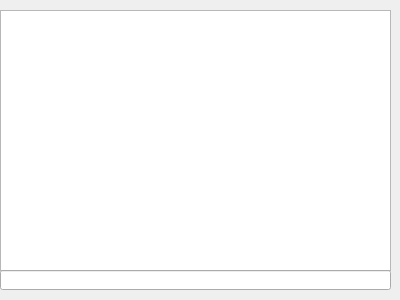
This is Source/System/console.ui in metallicsoul92/ClimLib as Qt 5 draws it before an edit. The edited form follows.
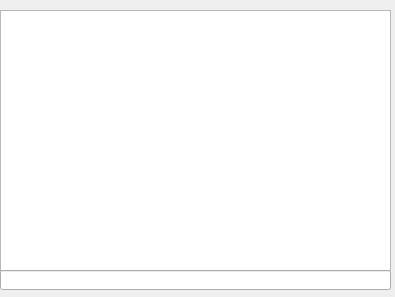
This is the edited form.

What changed in the file:
```diff
--- a/Source/System/console.ui
+++ b/Source/System/console.ui
@@ -6,8 +6,8 @@
    <rect>
     <x>0</x>
     <y>0</y>
-    <width>400</width>
-    <height>300</height>
+    <width>395</width>
+    <height>297</height>
    </rect>
   </property>
   <property name="windowTitle">
```
